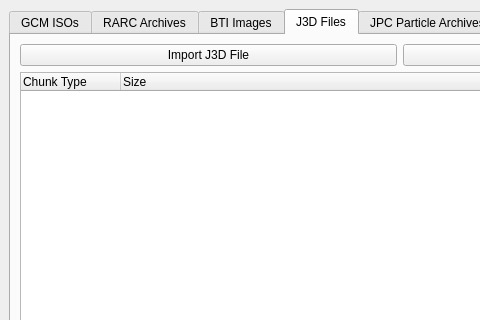
First picture: the form in gcft_ui/main.ui, repository LagoLunatic/GCFT, before the edit; both pictures show x 0 to 480 and y 0 to 320 of the 800 by 600 pixel window.
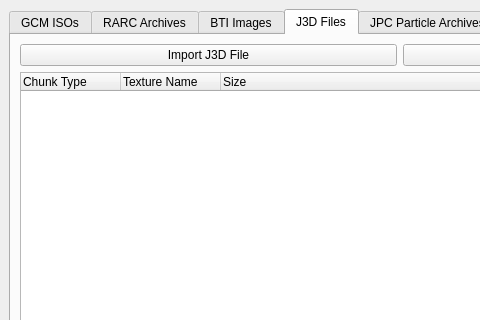
Second picture: the form after the edit. The open tabs and pages were chosen to show the change.

Commit message: Display textures in the TEX1 section of J3D files

```diff
--- a/gcft_ui/main.ui
+++ b/gcft_ui/main.ui
@@ -225,6 +225,11 @@
             <string>Chunk Type</string>
            </property>
           </column>
+          <column>
+           <property name="text">
+            <string>Texture Name</string>
+           </property>
+          </column>
           <column>
            <property name="text">
             <string>Size</string>
```
The commit also changes 2 other files.
